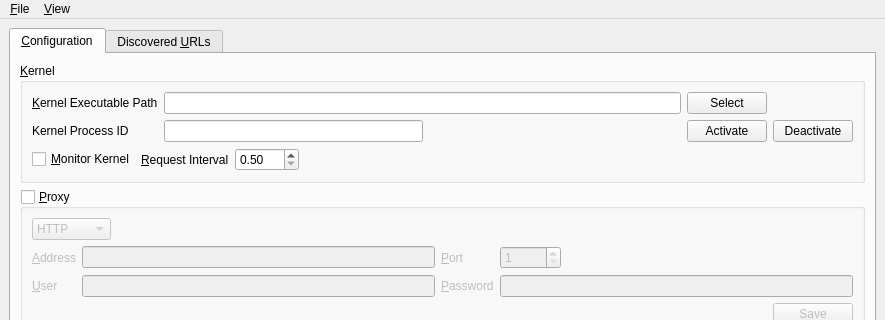
Qt form UI/pandemonium.ui (nurfalie/pandamonium) before a commit; both pictures show x 0 to 885 and y 0 to 320 of the 885 by 608 pixel window.
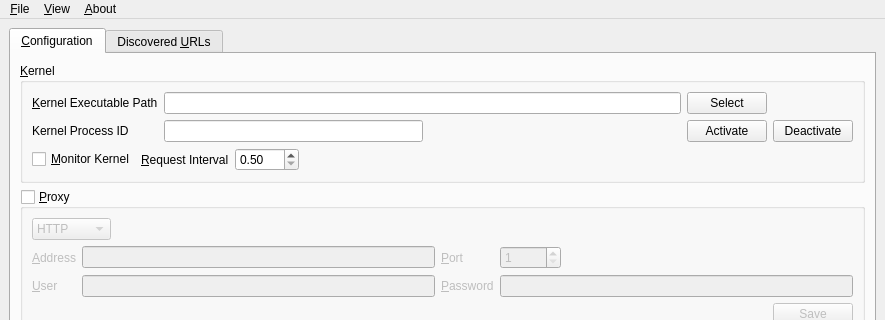
The same form after that commit. Icons and pictures are not drawn.

Diff of the .ui file:
```diff
--- a/UI/pandemonium.ui
+++ b/UI/pandemonium.ui
@@ -690,7 +690,7 @@
      <x>0</x>
      <y>0</y>
      <width>885</width>
-     <height>22</height>
+     <height>27</height>
     </rect>
    </property>
    <widget class="QMenu" name="menu_File">
@@ -706,8 +706,15 @@
     <addaction name="action_Export_Definition"/>
     <addaction name="action_Statistics_Window"/>
    </widget>
+   <widget class="QMenu" name="menu_About">
+    <property name="title">
+     <string>&amp;About</string>
+    </property>
+    <addaction name="action_About"/>
+   </widget>
    <addaction name="menu_File"/>
    <addaction name="menu_View"/>
+   <addaction name="menu_About"/>
   </widget>
   <widget class="QStatusBar" name="statusbar"/>
   <action name="action_Quit">
```
Left out of the diff: 5 changed lines with no effect on the pictures.
